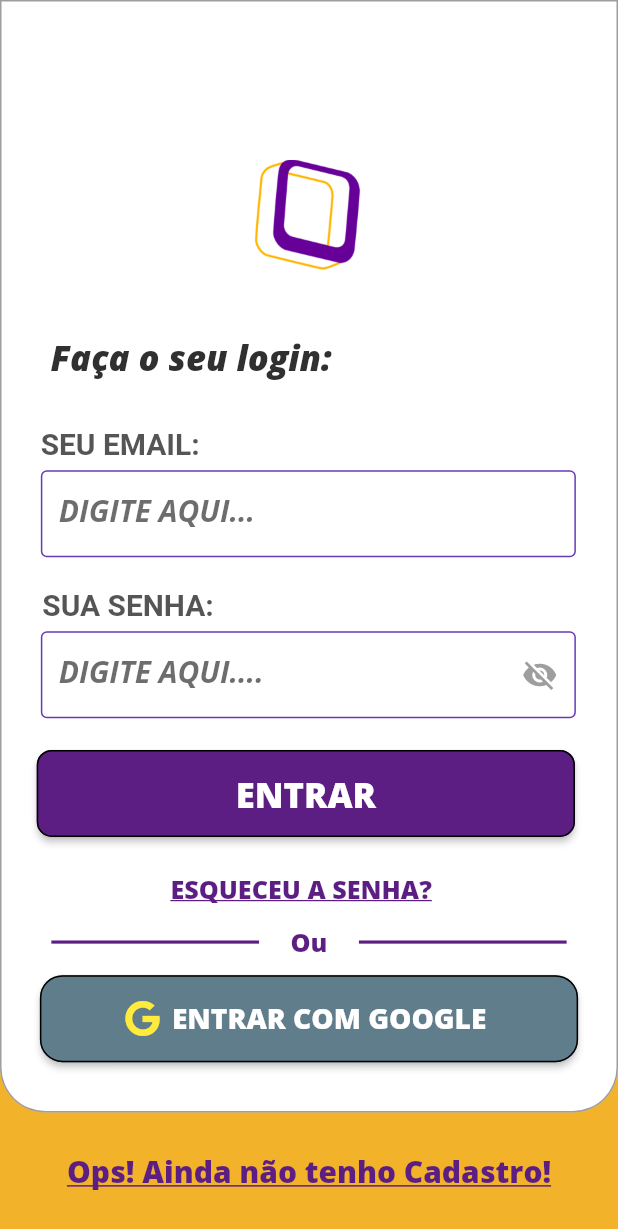
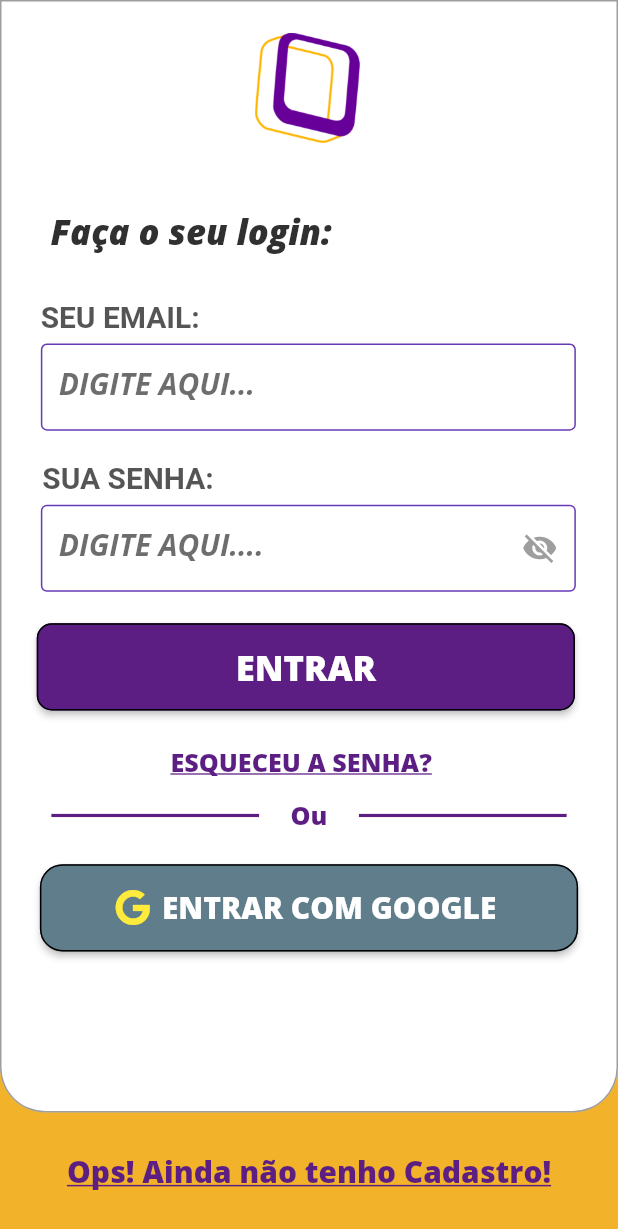
Before and after one commit to AegonX007/Projeto_Porto_Digital-Teclar, a Flutter app: the Login screen opened by its route, on a phone screen of 412 x 824 dp. Shown: the top 1229 px of the screen. Run offline on Flutter 3.47's test engine with Material 2 defaults, Android fonts, the phone set to English and light mode, and no system bars; our stand-ins replace audioplayers, brasil_fields, cloud_firestore, email_validator, firebase_auth, firebase_storage and 7 more; missing offline and left inert: bloc_pattern, cpfcnpj; accounts and stored records are empty; Roboto replaces fonts that are missing (Open Sans Bold).

Commit message:
Alteração na tela de login

```diff
--- a/lib/ui_login/login.dart
+++ b/lib/ui_login/login.dart
@@ -45,6 +45,7 @@ class _LoginState extends State<Login> {
   Widget build(BuildContext context) {
     var sizeWidth = MediaQuery.of(context).size.width;
     var sizeHeight = MediaQuery.of(context).size.height;
+    var topo = MediaQuery.of(context).padding.top;
     var sizeCard = sizeHeight * 0.9;
 
     return Scaffold(
@@ -63,7 +64,7 @@ class _LoginState extends State<Login> {
               child: Column(
                 children: <Widget>[
                   Container(
-                    margin: EdgeInsets.only(top: 100.h, bottom: 30.h),
+                    margin: EdgeInsets.only(top: topo + 20.h, bottom: 30.h),
                     child: Center(
                       child: Image.asset(
                         "images/LOGOTIPO.png",
@@ -277,7 +278,7 @@ class _LoginState extends State<Login> {
                         )),
                   ),
                   Container(
-                    margin: EdgeInsets.only(bottom: 10.h),
+                    margin: EdgeInsets.only(bottom: 20.h),
                     child: Row(
                       mainAxisAlignment: MainAxisAlignment.center,
                       children: [
@@ -335,7 +336,7 @@ class _LoginState extends State<Login> {
                             style: TextStyle(
                               fontFamily: 'Open Sans Extra Bold',
                               color: Colors.white,
-                              fontSize: (sizeWidth * 0.65) * 0.07,
+                              fontSize: 19.ssp,
                               fontWeight: FontWeight.bold,
                             ),
                           ),
@@ -351,7 +352,7 @@ class _LoginState extends State<Login> {
 
           Center(
             child: Container(
-              margin: EdgeInsets.only(top: 15.h),
+              margin: EdgeInsets.only(top: sizeHeight * 0.019),
               child: TextButton(
                 child: Text(
                   "Ops! Ainda não tenho Cadastro!",
```
